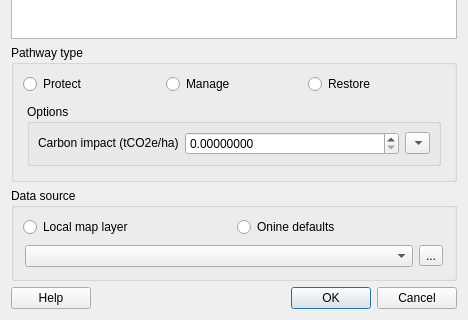
ConservationInternational/cplus-plugin, file src/cplus_plugin/ui/ncs_pathway_editor_dialog.ui: the form before one commit; both pictures show x 0 to 468 and y 241 to 561 of the 468 by 561 pixel window.
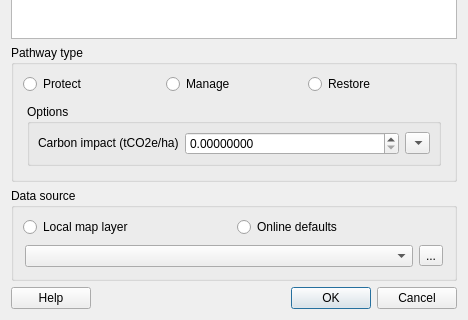
The form after the commit. Custom widgets are drawn as their Qt base class.

What changed in the file:
```diff
--- a/src/cplus_plugin/ui/ncs_pathway_editor_dialog.ui
+++ b/src/cplus_plugin/ui/ncs_pathway_editor_dialog.ui
@@ -371,7 +371,7 @@
       <item row="0" column="1">
        <widget class="QRadioButton" name="rb_online">
         <property name="text">
-         <string>Onine defaults</string>
+         <string>Online defaults</string>
         </property>
        </widget>
       </item>
```
